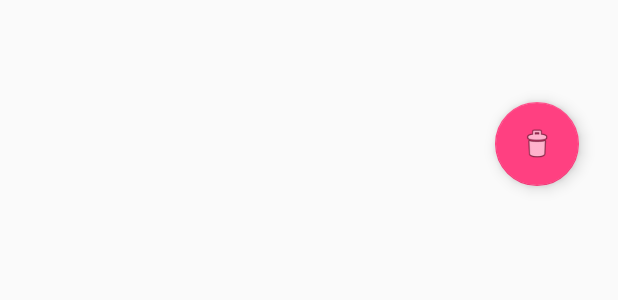
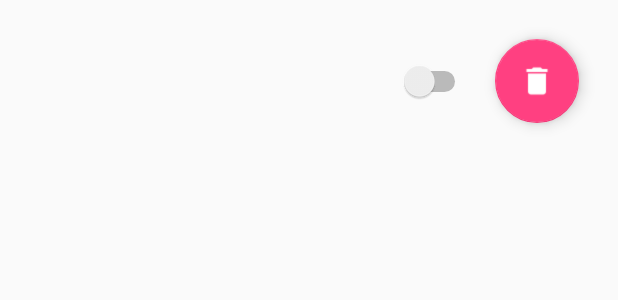
Before and after one commit to sifron/KristenKlock, an Android app: the layout alarm_list_item.xml on its own in the app's theme, with its tools: preview values and no code run, on a phone screen of 412 x 824 dp. Shown: the top 300 px of the screen. Run offline under Robolectric (Android 15) with nearby library versions, the phone set to English and light mode, and no system bars.

Commit message:
Added Switch to alarm_list_item element

```diff
--- a/app/src/main/res/layout/alarm_list_item.xml
+++ b/app/src/main/res/layout/alarm_list_item.xml
@@ -3,24 +3,29 @@
     android:id="@+id/timeListItem"
     android:layout_width="fill_parent"
     android:layout_height="wrap_content"
-    android:orientation="vertical"
+    android:orientation="horizontal"
     android:padding="10dp"
     android:textSize="16sp" >
 
-    <TextView xmlns:android="http://schemas.android.com/apk/res/android"
-        android:id="@+id/rowTextView"
-        android:layout_width="fill_parent"
-        android:layout_height="wrap_content"
-        android:padding="10dp"
-        android:textSize="16sp" >
-    </TextView>
+
+    <TextView
+        android:id="@+id/timeText"
+        android:layout_width="0dp"
+        android:layout_weight=".40"
+        android:layout_height="match_parent" />
+
+    <Switch
+        android:id="@+id/timeSwitch"
+        android:layout_width="0dp"
+        android:layout_height="match_parent"
+        android:layout_weight="0.09" />
 
     <android.support.design.widget.FloatingActionButton
+        android:id="@+id/deleteButton"
         android:layout_width="wrap_content"
         android:layout_height="wrap_content"
-        android:layout_gravity="bottom|right"
         android:layout_margin="16dp"
-        android:src="@android:drawable/ic_menu_delete"
+        android:src="@drawable/ic_delete_white_24dp"
         />
 
 </LinearLayout>
```
Also changed, not shown: app/src/main/res/drawable/ic_delete_white_24dp.png (added).
